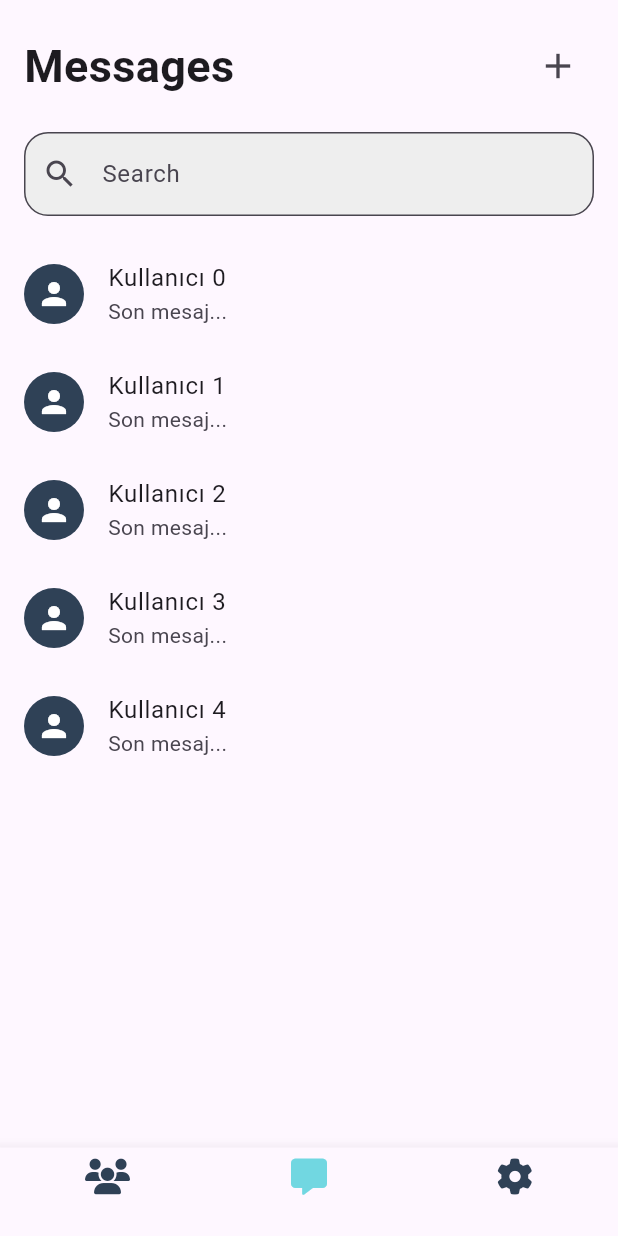
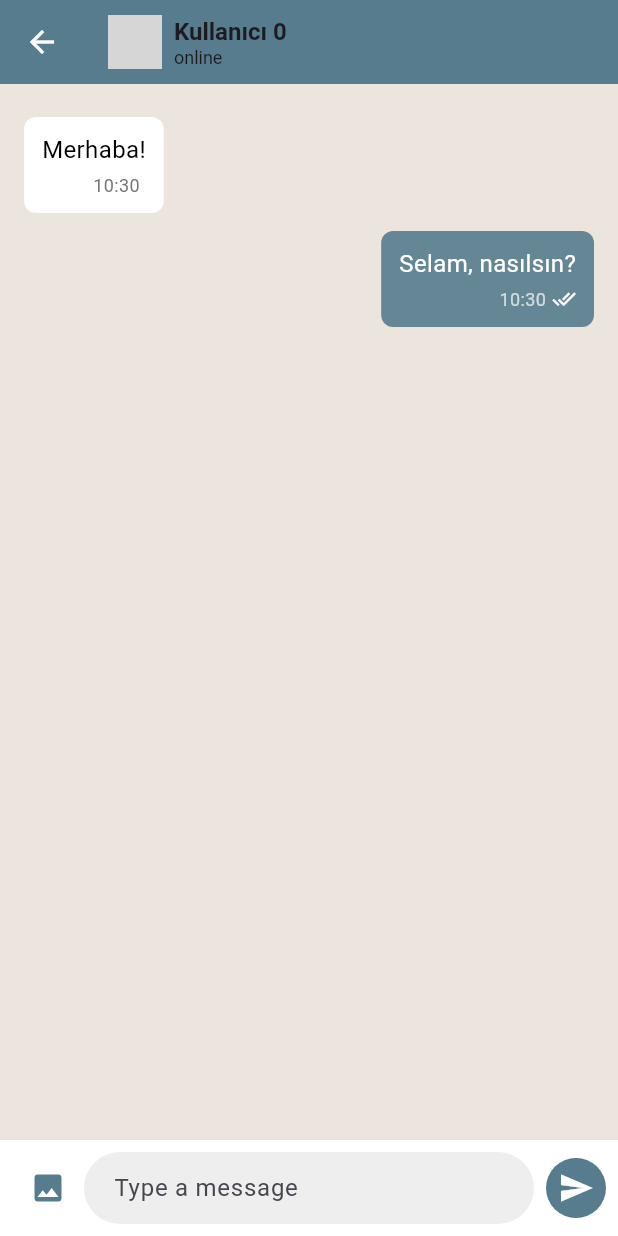
Before and after one commit to miracmuberragul/chatly_frontend, a Flutter app: the MessagesPage screen opened by its route, after a tap on an icon or button, on a phone screen of 412 x 824 dp. Run offline on Flutter 3.47's test engine with Material 3 defaults, Android fonts, the phone set to English and light mode, and no system bars; our stand-ins replace cloud_firestore, firebase_auth, firebase_core, font_awesome_flutter, google_sign_in, sign_in_with_apple; accounts and stored records are empty; network calls fail; grey boxes are pictures that could not be loaded.

Commit message:
chat screen

```diff
--- a/chatly/lib/screens/add_chat_contact.dart
+++ b/chatly/lib/screens/add_chat_contact.dart
@@ -1,4 +1,5 @@
 import 'package:flutter/material.dart';
+import 'chat_screen.dart';
 
 //  model class
 class ChatUser {
@@ -72,7 +73,21 @@ class AddChatContactPage extends StatelessWidget {
                         ),
                         const SizedBox(height: 8),
                         ...users.map(
-                          (user) => Container(
+                          (user) => GestureDetector(
+                            onTap: () {
+                              Navigator.push(
+                                context,
+                                MaterialPageRoute(
+                                  builder: (context) => ChatScreen(
+                                    userName: user.name,
+                                    isOnline: true,
+                                    profileImageUrl:
+                                        "https://via.placeholder.com/150",
+                                  ),
+                                ),
+                              );
+                            },
+                            child: Container(
                               width: double.infinity,
                               padding: const EdgeInsets.all(16),
                               margin: const EdgeInsets.only(bottom: 8),
@@ -81,6 +96,7 @@ class AddChatContactPage extends StatelessWidget {
                                 borderRadius: BorderRadius.circular(8),
                               ),
                               child: Text(user.name),
+                            ),
                           ),
                         ),
                         const SizedBox(height: 16),
--- /dev/null
+++ b/chatly/lib/screens/chat_screen.dart
@@ -0,0 +1,206 @@
+import 'package:flutter/material.dart';
+import 'package:intl/intl.dart';
+
+class ChatScreen extends StatefulWidget {
+  final String userName;
+  final bool isOnline;
+  final String profileImageUrl;
+
+  const ChatScreen({
+    super.key,
+    required this.userName,
+    required this.isOnline,
+    required this.profileImageUrl,
+  });
+
+  @override
+  State<ChatScreen> createState() => _ChatScreenState();
+}
+
+class _ChatScreenState extends State<ChatScreen> {
+  final TextEditingController _controller = TextEditingController();
+
+  // Mesaj listesi
+  final List<Map<String, dynamic>> messages = [
+    {
+      "text": "Merhaba!",
+      "isMe": false,
+      "time": DateFormat.Hm().format(DateTime.now()),
+      "seen": true,
+    },
+    {
+      "text": "Selam, nasılsın?",
+      "isMe": true,
+      "time": DateFormat.Hm().format(DateTime.now()),
+      "seen": true,
+    },
+  ];
+
+  void _sendMessage() {
+    String message = _controller.text.trim();
+    if (message.isEmpty) return;
+
+    setState(() {
+      messages.add({
+        "text": message,
+        "isMe": true,
+        "time": DateFormat.Hm().format(DateTime.now()),
+        "seen": false, // yeni mesaj çift tıklanmadı
+      });
+      _controller.clear();
+    });
+  }
+
+  @override
+  Widget build(BuildContext context) {
+    const Color myColor = Color(0xFF567C8D);
+
+    return Scaffold(
+      backgroundColor: const Color(0xFFECE5DD),
+      appBar: AppBar(
+        backgroundColor: myColor,
+        elevation: 0,
+        leading: IconButton(
+          icon: const Icon(Icons.arrow_back, color: Colors.white),
+          onPressed: () => Navigator.pop(context),
+        ),
+        title: Row(
+          children: [
+            CircleAvatar(
+              radius: 18,
+              backgroundImage: NetworkImage(widget.profileImageUrl),
+              backgroundColor: Colors.grey[300],
+            ),
+            const SizedBox(width: 8),
+            Column(
+              crossAxisAlignment: CrossAxisAlignment.start,
+              children: [
+                Text(
+                  widget.userName,
+                  style: const TextStyle(
+                    fontSize: 16,
+                    fontWeight: FontWeight.bold,
+                  ),
+                ),
+                Text(
+                  widget.isOnline ? 'online' : 'offline',
+                  style: const TextStyle(fontSize: 12),
+                ),
+              ],
+            ),
+          ],
+        ),
+      ),
+      body: Column(
+        children: [
+          //  Mesajlar
+          Expanded(
+            child: ListView.builder(
+              padding: const EdgeInsets.all(16),
+              itemCount: messages.length,
+              itemBuilder: (context, index) {
+                final message = messages[index];
+                final bool isMe = message["isMe"];
+                final String text = message["text"];
+                final String time = message["time"];
+                final bool seen = message["seen"];
+
+                return Align(
+                  alignment: isMe
+                      ? Alignment.centerRight
+                      : Alignment.centerLeft,
+                  child: Container(
+                    constraints: BoxConstraints(
+                      maxWidth: MediaQuery.of(context).size.width * 0.7,
+                    ),
+                    padding: const EdgeInsets.symmetric(
+                      horizontal: 12,
+                      vertical: 10,
+                    ),
+                    margin: const EdgeInsets.symmetric(vertical: 6),
+                    decoration: BoxDecoration(
+                      color: isMe ? myColor.withOpacity(0.9) : Colors.white,
+                      borderRadius: BorderRadius.circular(8),
+                    ),
+                    child: Column(
+                      crossAxisAlignment: CrossAxisAlignment.end,
+                      children: [
+                        Text(
+                          text,
+                          style: TextStyle(
+                            color: isMe ? Colors.white : Colors.black,
+                            fontSize: 16,
+                          ),
+                        ),
+                        const SizedBox(height: 4),
+                        Row(
+                          mainAxisSize: MainAxisSize.min,
+                          children: [
+                            Text(
+                              time,
+                              style: TextStyle(
+                                color: isMe ? Colors.white70 : Colors.grey[600],
+                                fontSize: 12,
+                              ),
+                            ),
+                            const SizedBox(width: 4),
+                            if (isMe)
+                              Icon(
+                                seen ? Icons.done_all : Icons.check,
+                                size: 16,
+                                color: seen ? Colors.white : Colors.white70,
+                              ),
+                          ],
+                        ),
+                      ],
+                    ),
+                  ),
+                );
+              },
+            ),
+          ),
+
+          //  Mesaj Gönderme Alanı
+          Container(
+            padding: const EdgeInsets.symmetric(horizontal: 8, vertical: 8),
+            color: Colors.white,
+            child: Row(
+              children: [
+                IconButton(
+                  icon: Icon(Icons.photo, color: myColor),
+                  onPressed: () {},
+                ),
+                Expanded(
+                  child: TextField(
+                    controller: _controller,
+                    decoration: InputDecoration(
+                      hintText: "Type a message",
+                      filled: true,
+                      fillColor: Colors.grey[200],
+                      contentPadding: const EdgeInsets.symmetric(
+                        horizontal: 16,
+                      ),
+                      border: OutlineInputBorder(
+                        borderRadius: BorderRadius.circular(25),
+                        borderSide: BorderSide.none,
+                      ),
+                    ),
+                    onSubmitted: (_) => _sendMessage(),
+                  ),
+                ),
+                const SizedBox(width: 8),
+                CircleAvatar(
+                  backgroundColor: myColor,
+                  child: IconButton(
+                    icon: const Icon(Icons.send, color: Colors.white),
+                    onPressed: _sendMessage,
+                  ),
+                ),
+              ],
+            ),
+          ),
+        ],
+      ),
+    );
+  }
+}
--- a/chatly/lib/screens/messages_page.dart
+++ b/chatly/lib/screens/messages_page.dart
@@ -1,5 +1,6 @@
 import 'package:flutter/material.dart';
 import 'package:font_awesome_flutter/font_awesome_flutter.dart';
+import 'chat_screen.dart'; // ChatScreen dosyanı import etmeyi unutma
 
 class MessagesPage extends StatefulWidget {
   const MessagesPage({super.key});
@@ -33,11 +34,7 @@ class _MessagesPageState extends State<MessagesPage> {
                   IconButton(
                     icon: const Icon(Icons.add, size: 28),
                     onPressed: () {
-                      //  ContactsPage'e geçiş
-                      Navigator.pushNamed(
-                        context,
-                        '/contacts',
-                      ); // bunu sonra tanımlayacağız
+                      Navigator.pushNamed(context, '/contacts');
                     },
                   ),
                 ],
@@ -70,19 +67,33 @@ class _MessagesPageState extends State<MessagesPage> {
 
             const SizedBox(height: 16),
 
-            //  Mesaj Listesi (şimdilik boş list)
+            //  Mesaj Listesi
             Expanded(
               child: ListView.builder(
-                itemCount: 5, // örnek 5 öğe
+                itemCount: 5, // örnek kullanıcı sayısı
                 itemBuilder: (context, index) {
+                  final userName = 'Kullanıcı $index';
+
                   return ListTile(
                     leading: const CircleAvatar(
                       backgroundColor: Color(0xFF2F4156),
                       child: Icon(Icons.person, color: Colors.white),
                     ),
-                    title: Text('Kullanıcı $index'),
+                    title: Text(userName),
                     subtitle: const Text('Son mesaj...'),
-                    onTap: () {},
+                    onTap: () {
+                      Navigator.push(
+                        context,
+                        MaterialPageRoute(
+                          builder: (context) => ChatScreen(
+                            userName: userName,
+                            isOnline:
+                                index % 2 == 0, // demo için online/offline
+                            profileImageUrl: "https://via.placeholder.com/150",
+                          ),
+                        ),
+                      );
+                    },
                   );
                 },
               ),
--- a/chatly/pubspec.yaml
+++ b/chatly/pubspec.yaml
@@ -28,6 +28,7 @@ environment:
 # the latest version available on pub.dev. To see which dependencies have newer
 # versions available, run `flutter pub outdated`.
 dependencies:
+  intl: ^0.18.1
   flutter:
     sdk: flutter
 
```
Also changed, not shown: chatly/pubspec.lock. Lines whose indentation alone changed are shown as unchanged.
